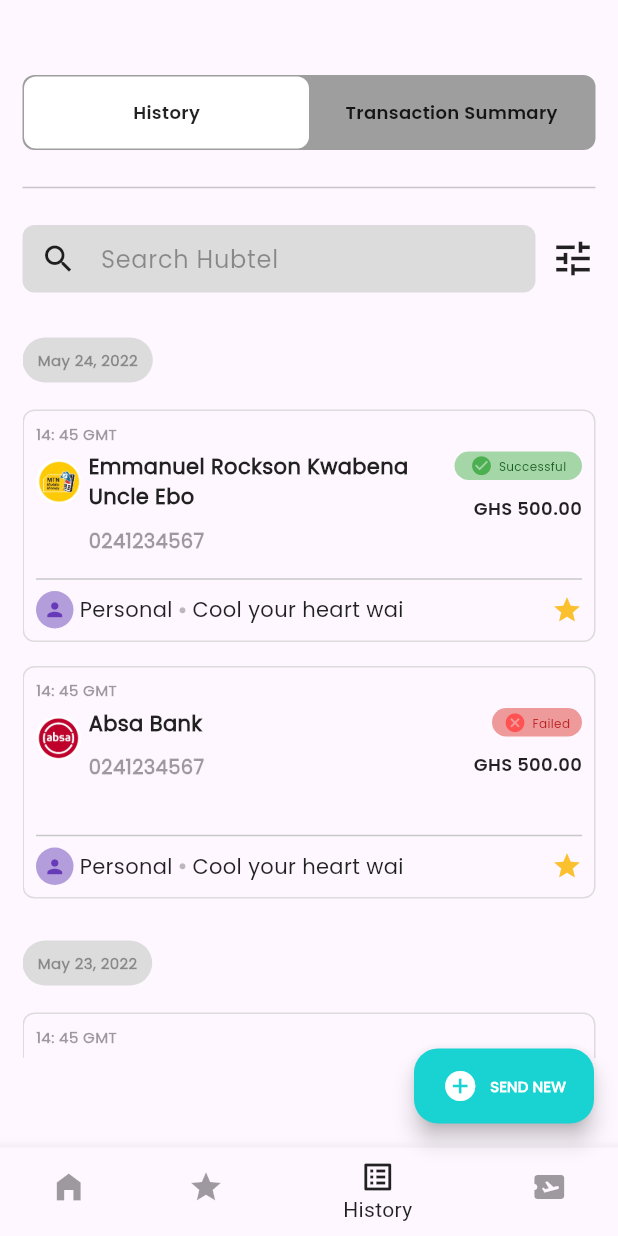
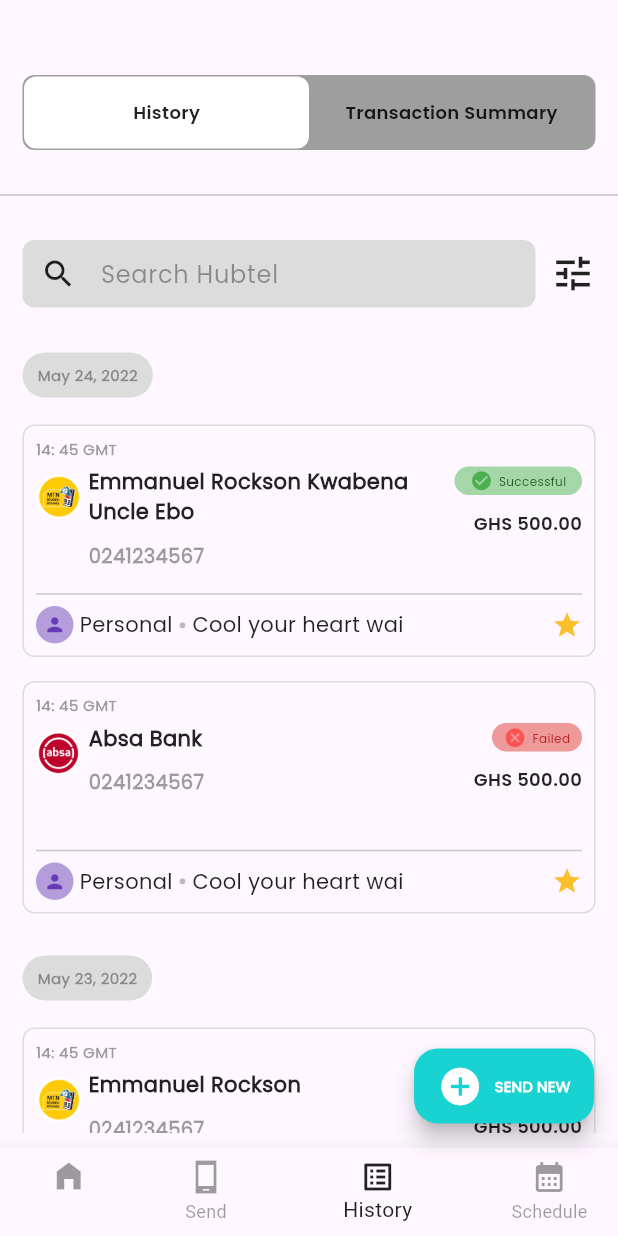
Before and after one commit to Anthony-Abuah/hubtel-coding-challenge-repo, a Flutter app: the screen it shows after launch, on a phone screen of 412 x 824 dp. Run offline on Flutter 3.47's test engine with Material 3 defaults, Android fonts, the phone set to English and light mode, and no system bars; our stand-ins replace flutter_spinkit; statements that could not run were skipped.

Commit message:
Third Commit

```diff
--- a/lib/widgets/components/transaction_card.dart
+++ b/lib/widgets/components/transaction_card.dart
@@ -105,10 +105,10 @@ class TransactionCard extends StatelessWidget {
                   const SizedBox(width: 4),
                   Text(reason, style: AppWidget.transactionReason()),
                   const SizedBox(width: 4),
-                  const Icon(Icons.circle, size: 5, color: Colors.black26,),
+                  reasonDescription.isEmpty ? const SizedBox(width: 5,) : const Icon(Icons.circle, size: 5, color: Colors.black26,),
                   const SizedBox(width: 4),
                   Text(reasonDescription, style: AppWidget.transactionReason()),
-                  reasonDescription.isEmpty ? SizedBox(width: 10,): Spacer(),
+                  reasonDescription.isEmpty ? const SizedBox(width: 10,): const Spacer(),
                   Icon(Icons.star, size: 20, color: Colors.yellow[700],),
 
 
--- a/lib/widgets/screens/payment_history_screen.dart
+++ b/lib/widgets/screens/payment_history_screen.dart
@@ -23,13 +23,14 @@ class _PaymentHistoryScreenState extends State<PaymentHistoryScreen> {
     return Scaffold(
       body: SafeArea(
         child: Container(
-          margin: const EdgeInsets.fromLTRB(15, 50, 15, 60),
+          margin: const EdgeInsets.fromLTRB(0, 50, 0, 10),
           child: Column(
             children: [
 
               Container(
                 height: 50,
-                padding: EdgeInsets.all(1),
+                margin: const EdgeInsets.symmetric(horizontal: 15),
+                padding: const EdgeInsets.all(1),
                 decoration: const BoxDecoration(
                   color: Colors.grey,
                   borderRadius: BorderRadius.all(Radius.circular(8))
@@ -60,17 +61,20 @@ class _PaymentHistoryScreenState extends State<PaymentHistoryScreen> {
                 ),
               ),
 
-              Divider(height: 50,),
+              const Divider(height: 60,),
 
               //const SizedBox(height: 30),
 
-              const Row(
+              Container(
+                margin: const EdgeInsets.symmetric(horizontal: 15),
+                child: const Row(
                   children: [
                     // Search Bar
                     Expanded(child: SearchCard()),
                     SizedBox(width: 10,),
                     Icon(Icons.tune, color: Colors.black87, size: 30,),
                   ],
+                ),
               ),
 
 
@@ -86,12 +90,12 @@ class _PaymentHistoryScreenState extends State<PaymentHistoryScreen> {
                         crossAxisAlignment: CrossAxisAlignment.start,
                         children: [
                           Container(
-                              margin: const EdgeInsets.only(top: 20, bottom: 10),
+                              margin: const EdgeInsets.only(left: 15, right: 15, top: 20, bottom: 10),
                               child: DateCard(date: date)),
                           Column(
                             children: groupedTransactions[date]!.map((transaction){
                               return Container(
-                                margin: const EdgeInsets.symmetric(vertical: 8),
+                                margin: const EdgeInsets.symmetric(horizontal: 15, vertical: 8),
                                 child: TransactionCard(
                                   name: transaction.name,
                                   amount: transaction.amount,
@@ -110,7 +114,7 @@ class _PaymentHistoryScreenState extends State<PaymentHistoryScreen> {
                     }).toList(),
                   ),
                 ),
-              )
+              ),
             ],
           ),
         ),
@@ -124,7 +128,7 @@ class _PaymentHistoryScreenState extends State<PaymentHistoryScreen> {
           child: Row(
             mainAxisAlignment: MainAxisAlignment.center,
             children: <Widget>[
-              const Icon(Icons.add_circle, color: Colors.white,),
+              const Icon(Icons.add_circle, color: Colors.white, size: 30,),
               const SizedBox(width: 8),
               Text("SEND NEW",
                 style: AppWidget.floatingActionButtonText(),)
@@ -133,6 +137,7 @@ class _PaymentHistoryScreenState extends State<PaymentHistoryScreen> {
         ),
       ),
       bottomNavigationBar: BottomNavigationBar(
+        showUnselectedLabels: true,
         selectedItemColor: Colors.black87,
         unselectedItemColor: Colors.black38,
         currentIndex: currentItemIndex,
@@ -143,9 +148,9 @@ class _PaymentHistoryScreenState extends State<PaymentHistoryScreen> {
           },
           items: const [
             BottomNavigationBarItem(icon: Icon(Icons.home_filled), label: ""),
-            BottomNavigationBarItem(icon: Icon(Icons.star), label: "Favorite"),
+            BottomNavigationBarItem(icon: Icon(Icons.phone_android_sharp), label: "Send"),
             BottomNavigationBarItem(icon: Icon(Icons.list_alt_outlined), label: "History"),
-            BottomNavigationBarItem(icon: Icon(Icons.airplane_ticket), label: "Ticket"),
+            BottomNavigationBarItem(icon: Icon(Icons.calendar_month), label: "Schedule"),
           ]
       ),
     );
```
Lines whose indentation alone changed are shown as unchanged.
